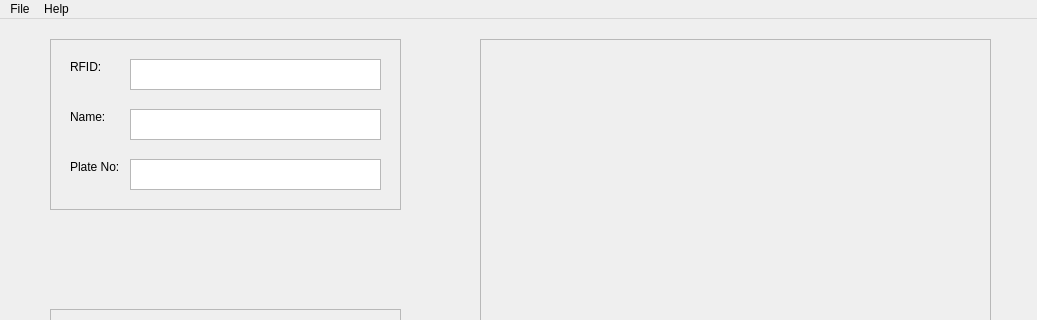
This is ui/Main.ui in AlienWolfX/CSU-RFID-PYQT6 as Qt 5 draws it before an edit; both pictures show x 0 to 1037 and y 0 to 320 of the 1037 by 816 pixel window. The edited form follows.
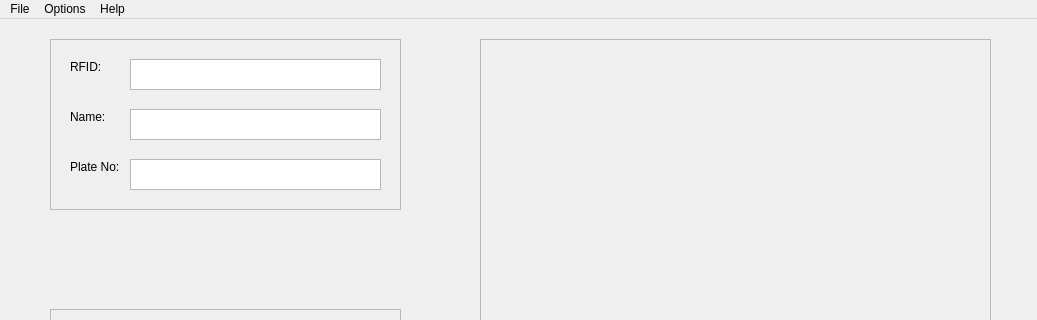
This is the edited form. Icons and pictures are not drawn.

Commit message: ✨feature: add Options menu with fullscreen toggle functionality

Diff of the .ui file:
```diff
--- a/ui/Main.ui
+++ b/ui/Main.ui
@@ -329,7 +329,13 @@
     </property>
     <addaction name="actionAbout"/>
    </widget>
+   <widget class="QMenu" name="menuOptions">
+    <property name="title">
+     <string>Options</string>
+    </property>
+   </widget>
    <addaction name="menuFile"/>
+   <addaction name="menuOptions"/>
    <addaction name="menuAbout"/>
   </widget>
   <widget class="QStatusBar" name="statusbar"/>
```
The commit also changes 2 other files.
